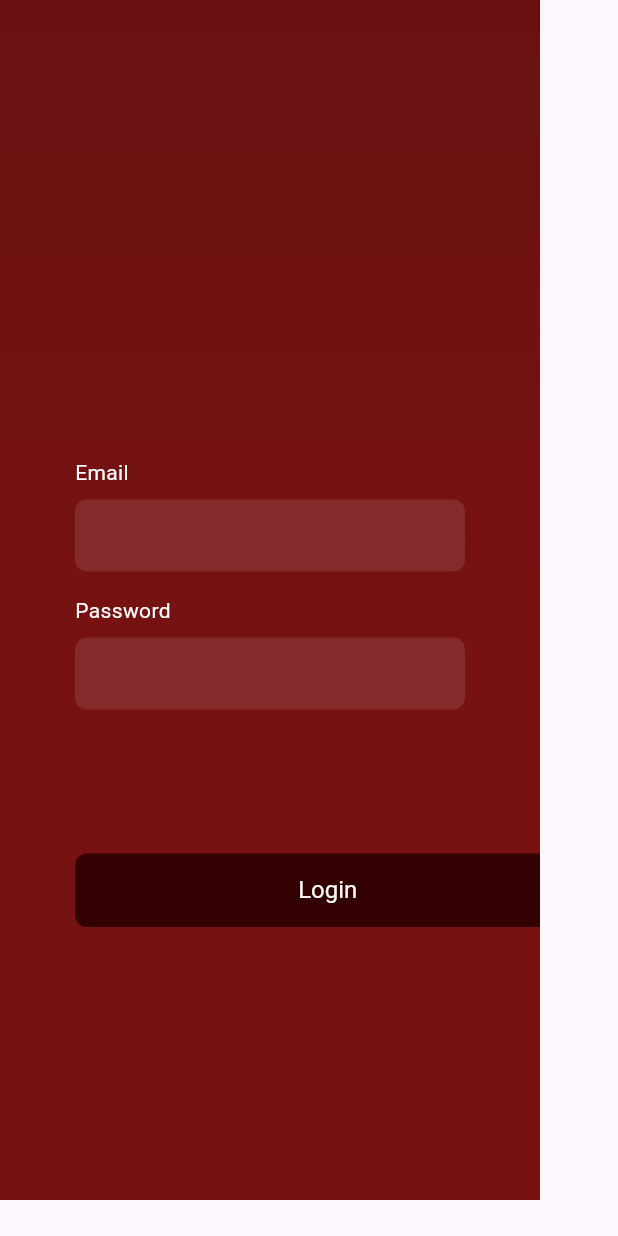
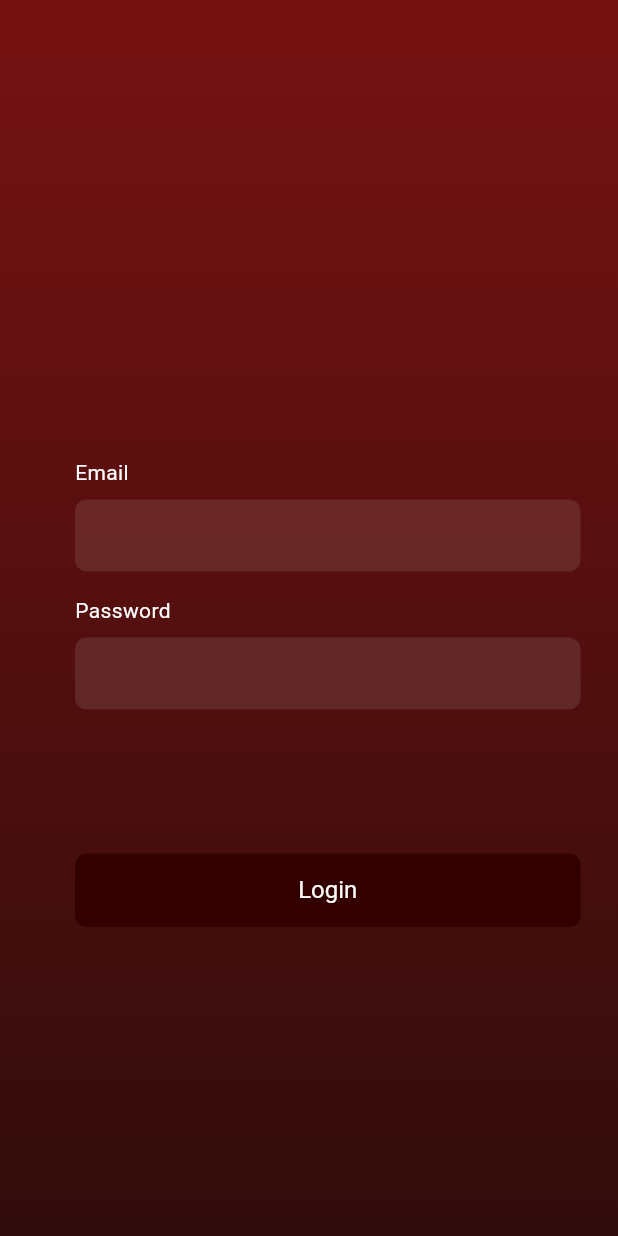
Before and after one commit to KelvynNathanael/SoftdevUAS, a Flutter app: the screen it shows after launch, after a tap on "Log in", on a phone screen of 412 x 824 dp. Run offline on Flutter 3.47's test engine with Material 3 defaults, Android fonts, the phone set to English and light mode, and no system bars; our stand-ins replace audio_video_progress_bar, audioplayers, auto_size_text, firebase_core, flutter_bloc, flutter_countdown_timer and 4 more; missing offline and left inert: flutter_barcode_scanner, spotify, youtube_explode_dart; accounts and stored records are empty; Roboto replaces fonts that are missing (ABeeZee).

Commit message:
memperbaiki bug

```diff
--- a/lib/ui/login_screen.dart
+++ b/lib/ui/login_screen.dart
@@ -10,15 +10,13 @@ class LoginScreen extends StatelessWidget {
   Widget build(BuildContext context) {
     return Scaffold(
       body: Container(
-        width: 360,
-        height: 800,
         decoration: BoxDecoration(
-          gradient: LinearGradient(
-            begin: Alignment(-1, 0),
-            end: Alignment(-1, -4.938271999359131),
+          gradient: const LinearGradient(
+            begin: Alignment.topCenter,
+            end: Alignment.bottomCenter,
             colors: [
-              Color.fromRGBO(119, 18, 18, 1),
-              Color.fromRGBO(49, 12, 12, 1),
+              Color.fromRGBO(119, 18, 18, 1), // Dark red
+              Color.fromRGBO(49, 12, 12, 1), // Darker red
             ],
           ),
         ),
@@ -111,7 +109,7 @@ class LoginScreen extends StatelessWidget {
                   ),
                   SizedBox(height: 8),
                   Container(
-                    width: 260,
+                    width: 337,
                     height: 48,
                     decoration: BoxDecoration(
                       borderRadius: BorderRadius.circular(8),
@@ -137,7 +135,7 @@ class LoginScreen extends StatelessWidget {
                   ),
                   SizedBox(height: 8),
                   Container(
-                    width: 260,
+                    width: 337,
                     height: 48,
                     decoration: BoxDecoration(
                       borderRadius: BorderRadius.circular(8),
--- a/lib/ui/profile_screen.dart
+++ b/lib/ui/profile_screen.dart
@@ -245,7 +245,7 @@ class _ProfileHeader extends StatelessWidget {
                     color: MyColors.whiteColor,
                   ),
                 ),
-                const SizedBox(height: 65),
+                const SizedBox(height: 11),
                 const Row(
                   mainAxisAlignment: MainAxisAlignment.spaceAround,
                   children: [
--- a/lib/ui/signup_screen.dart
+++ b/lib/ui/signup_screen.dart
@@ -1,7 +1,7 @@
 import 'package:flutter/material.dart';
 import 'package:mobile/constants/constants.dart';
 import 'package:mobile/globals.dart'; // Import GlobalPlayerState
-import 'package:mobile/ui/dashboard_screen.dart';
+import 'package:mobile/ui/login_screen.dart'; // Import LoginScreen
 
 class SignupScreen extends StatefulWidget {
   const SignupScreen({super.key});
@@ -222,7 +222,7 @@ class _SignupScreenState extends State<SignupScreen> {
             Navigator.push(
               context,
               MaterialPageRoute(
-                builder: (context) => const DashBoardScreen(),
+                builder: (context) => LoginScreen(),
               ),
             );
           }
```
Also changed, not shown: lib/globals.dart (+6 -6 lines).
